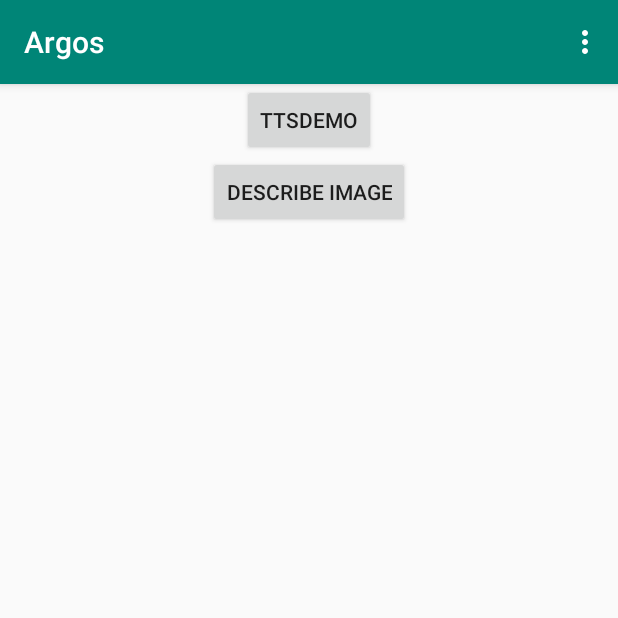
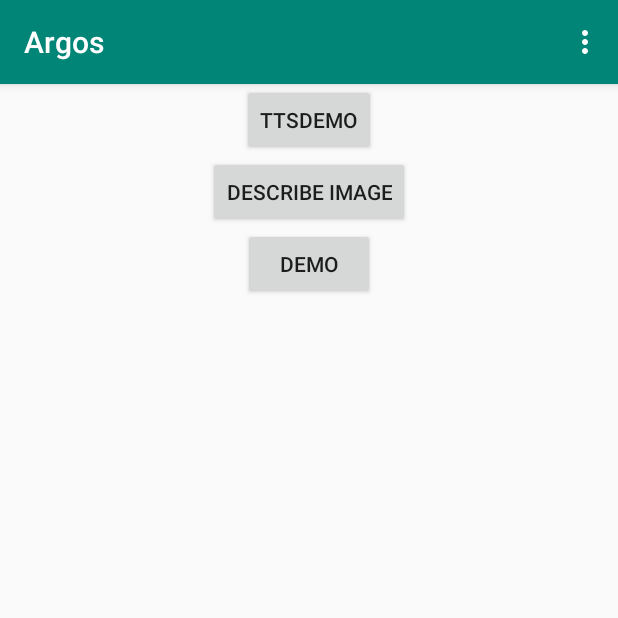
Before and after one commit to KaiserWhoLearns/Argos, an Android app: the screen it shows after launch (MainActivity), on a phone screen of 412 x 824 dp, the top half of it. Run offline under Robolectric (Android 15) with nearby library versions, the phone set to English and light mode, and no system bars.

Commit message:
Demo added

```diff
--- a/ClientLibrary/lib/src/main/java/com/microsoft/projectoxford/vision/VisionServiceRestClient.java
+++ b/ClientLibrary/lib/src/main/java/com/microsoft/projectoxford/vision/VisionServiceRestClient.java
@@ -53,7 +53,7 @@ import java.util.Map;
 
 public class VisionServiceRestClient implements VisionServiceClient {
     private static final String DEFAULT_REGION = "westus";
-    private static final String DEFAULT_API_ROOT = "https://%s.api.cognitive.microsoft.com/vision/v1.0";
+    private static final String DEFAULT_API_ROOT = "https://southcentralus.api.cognitive.microsoft.com/customvision/v2.0";
     private final String apiRoot;
     private final WebServiceRequest restCall;
     private Gson gson = new Gson();
@@ -148,7 +148,7 @@ public class VisionServiceRestClient implements VisionServiceClient {
     public AnalysisResult describe(String url, int maxCandidates) throws VisionServiceException{
         Map<String, Object> params = new HashMap<>();
         params.put("maxCandidates", maxCandidates);
-        String path = apiRoot + "/describe";
+        String path = apiRoot + "/Prediction/fce509db-b3b6-4d9c-94d4-ee20ae36c90c/image?iterationId=2382d675-ad2a-4ac4-a4df-c61d293dbc6e";
         String uri = WebServiceRequest.getUrl(path, params);
 
         params.clear();
--- a/MSIC/app/src/main/java/com/example/kaise/msicuw/Activity/MainActivity.java
+++ b/MSIC/app/src/main/java/com/example/kaise/msicuw/Activity/MainActivity.java
@@ -27,6 +27,18 @@ public class MainActivity extends AppCompatActivity {
                 startActivity(intent);
             }
         });
+
+        Button demo = (Button) findViewById(R.id.demo_btn);
+
+        demo.setOnClickListener(new View.OnClickListener() {
+            @Override
+            public void onClick(View v) {
+                Intent intent = new Intent();
+                intent.setClass(MainActivity.this, Demo.class);
+                startActivity(intent);
+            }
+        });
+
 
         if (getString(R.string.subscription_key).startsWith("Please")) {
             new AlertDialog.Builder(this)
--- a/MSIC/app/src/main/res/layout/activity_main.xml
+++ b/MSIC/app/src/main/res/layout/activity_main.xml
@@ -26,6 +26,13 @@
             android:id="@+id/button_describe"
             android:layout_gravity="center_horizontal"
             android:onClick="activityDescribe" />
+
+        <Button
+            android:layout_width="wrap_content"
+            android:layout_height="wrap_content"
+            android:text="Demo"
+            android:id="@+id/demo_btn"
+            android:layout_gravity="center_horizontal" />
     </LinearLayout>
 
 </android.support.constraint.ConstraintLayout>
```
Also changed, not shown: MSIC/app/src/main/AndroidManifest.xml (+14 -6 lines), MSIC/app/src/main/java/com/example/kaise/msicuw/Activity/Demo.java (added, +38 -0 lines), MSIC/app/src/main/res/layout/activity_demo.xml (added, +9 -0 lines).
